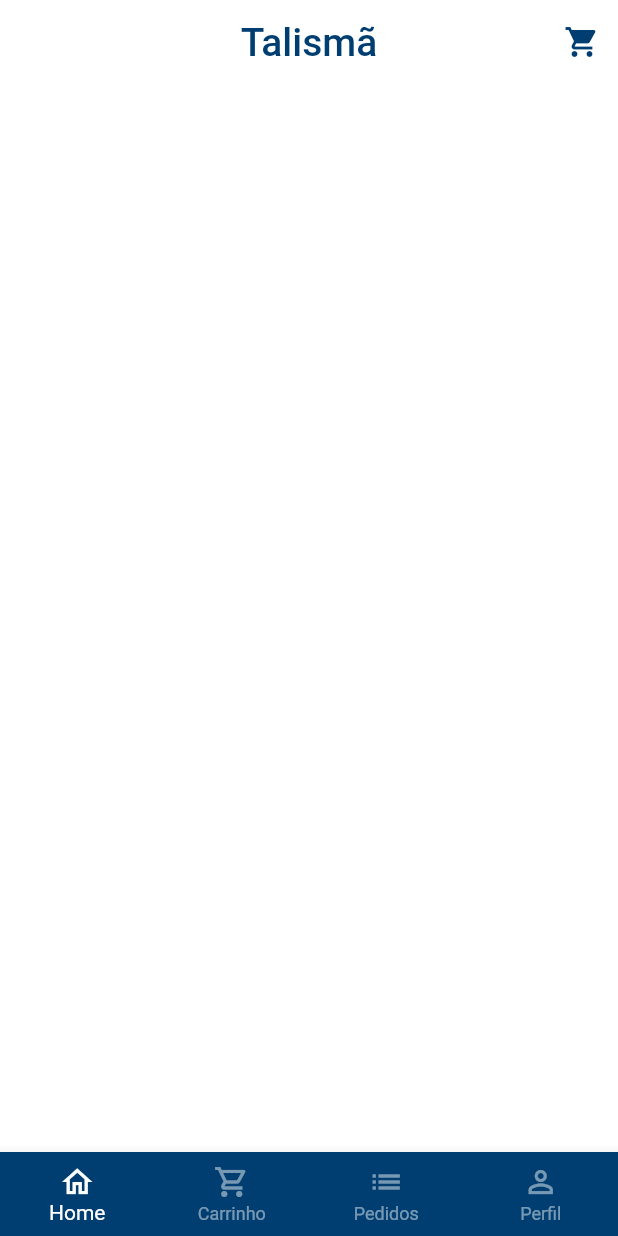
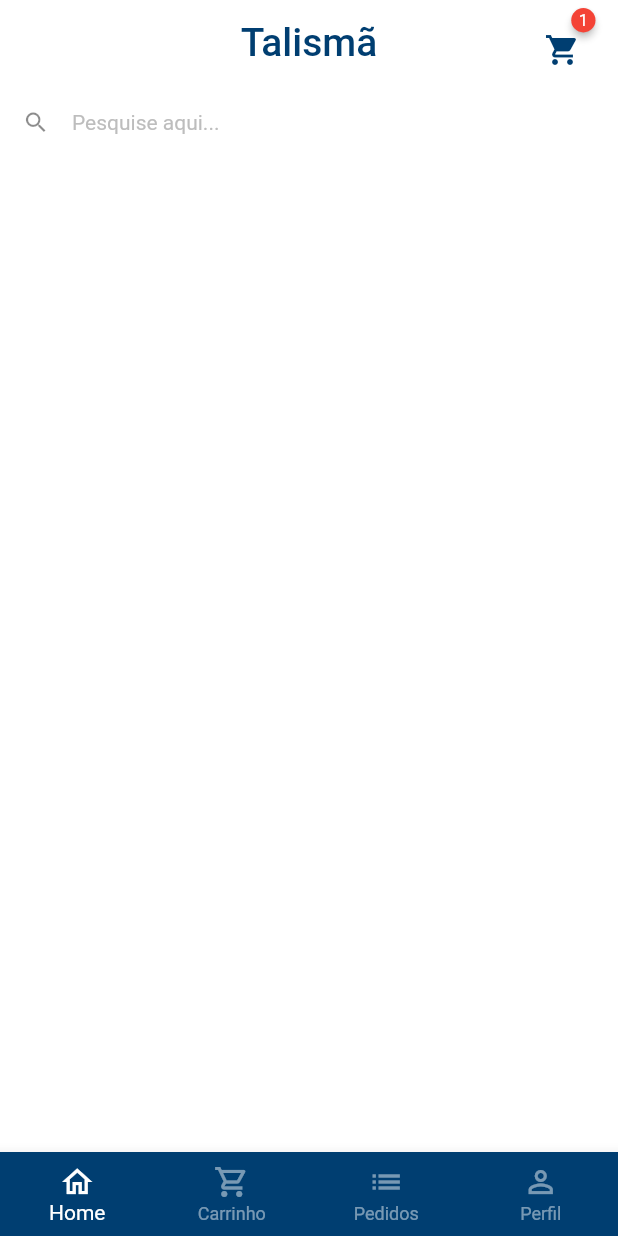
Before and after one commit to MatheusBrandao525/loja_online_com_flutter, a Flutter app: the screen it shows after launch, after a tap on "Entrar", on a phone screen of 412 x 824 dp. Run offline on Flutter 3.47's test engine with Material 2 defaults, Android fonts, the phone set to English and light mode, and no system bars; drawn by our look-alikes of badges; our stand-ins replace animated_text_kit, mask_text_input_formatter.

Commit message:
Badge e campo de pesquisas

```diff
--- a/lib/main.dart
+++ b/lib/main.dart
@@ -14,7 +14,7 @@ class MyApp extends StatelessWidget {
       title: 'Flutter Demo',
       theme: ThemeData(
         primarySwatch: Colors.blue,
-        scaffoldBackgroundColor: Colors.white.withAlpha(250),
+        scaffoldBackgroundColor: Colors.white.withAlpha(190),
       ),
       debugShowCheckedModeBanner: false,
       home: const SignInScreen(),
--- a/lib/src/home/home_tab.dart
+++ b/lib/src/home/home_tab.dart
@@ -1,3 +1,4 @@
+import 'package:badges/badges.dart';
 import 'package:flutter/material.dart';
 
 class HomeTab extends StatelessWidget {
@@ -25,21 +26,61 @@ class HomeTab extends StatelessWidget {
           ),
         ),
         actions: [
-          IconButton(
-            onPressed: () {},
-            icon: const Icon(
-              Icons.shopping_cart,
-              color: Color.fromARGB(255, 0, 62, 113),
+          Padding(
+            padding: const EdgeInsets.only(
+              top: 10,
+              right: 25,
+            ),
+            child: GestureDetector(
+              onTap: () {},
+              child: Badge(
+                badgeColor: Colors.red,
+                badgeContent: const Text(
+                  '1',
+                  style: TextStyle(
+                    color: Colors.white,
+                    fontSize: 11,
+                  ),
+                ),
+                child: const Icon(
+                  Icons.shopping_cart,
+                  color: Color.fromARGB(255, 0, 62, 113),
+                ),
+              ),
             ),
           ),
         ],
       ),
 
       // Campo pesquisa
+      body: Column(
+        children: [
+          // Campo pesquisa
+          TextFormField(
+            decoration: InputDecoration(
+              filled: true,
+              fillColor: Colors.white,
+              isDense: true,
+              hintText: 'Pesquise aqui...',
+              hintStyle: TextStyle(
+                color: Colors.grey.shade400,
+                fontSize: 14,
+              ),
+              prefixIcon: const Icon(Icons.search),
+              border: OutlineInputBorder(
+                borderRadius: BorderRadius.circular(60),
+                borderSide: const BorderSide(
+                  width: 0,
+                  style: BorderStyle.none,
+                ),
+              ),
+            ),
+          ),
+          // Categorias
 
-      // Categorias
-
-      // Grid
+          // Grid
+        ],
+      ),
     );
   }
 }
--- a/pubspec.yaml
+++ b/pubspec.yaml
@@ -36,6 +36,7 @@ dependencies:
   cupertino_icons: ^1.0.2
   animated_text_kit: ^4.2.2
   mask_text_input_formatter: ^2.3.0
+  badges: ^2.0.3
 
 dev_dependencies:
   flutter_test:
```
Also changed, not shown: pubspec.lock.
